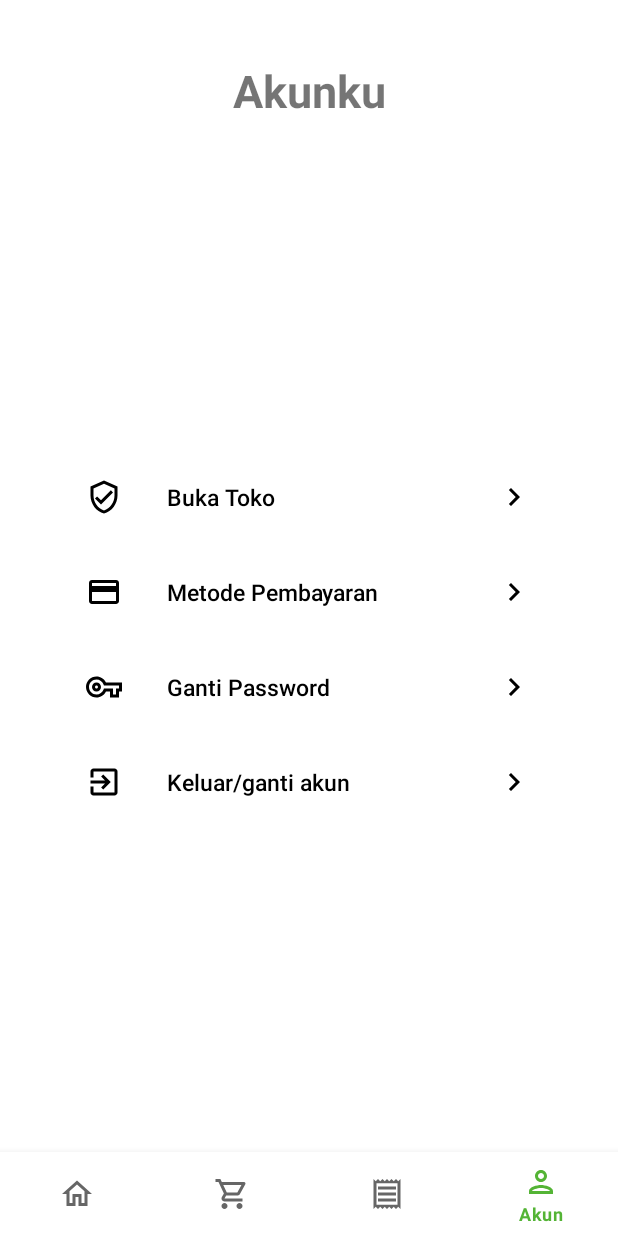
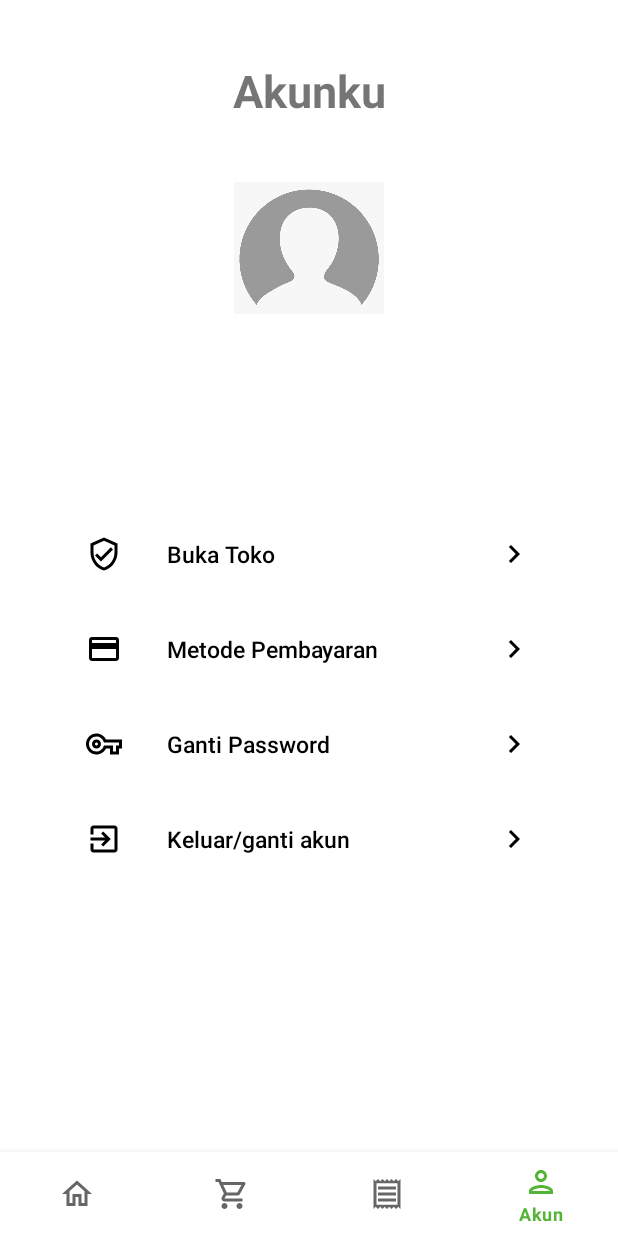
Before and after one commit to haniifac/CapstonePesaing_Revisited, an Android app: the AccountFragment screen opened through its navigation route, on a phone screen of 412 x 824 dp. Run offline under Robolectric (Android 15) with nearby library versions, the light colour scheme and no system bars; our stand-ins replace Firebase (no records; nobody signed in at launch, a user with empty details on screens opened directly), navigation-ui.

Commit message:
create toko fragment added

```diff
--- a/app/src/main/java/com/haniifac/capstonepesaing_revisited/app/ui/account/AccountFragment.kt
+++ b/app/src/main/java/com/haniifac/capstonepesaing_revisited/app/ui/account/AccountFragment.kt
@@ -6,6 +6,7 @@ import android.view.LayoutInflater
 import android.view.View
 import android.view.ViewGroup
 import androidx.navigation.fragment.findNavController
+import com.bumptech.glide.Glide
 import com.google.firebase.auth.FirebaseAuth
 import com.haniifac.capstonepesaing_revisited.R
 import com.haniifac.capstonepesaing_revisited.databinding.FragmentAccountBinding
@@ -29,9 +30,15 @@ class AccountFragment : Fragment() {
         super.onViewCreated(view, savedInstanceState)
         mAuth = FirebaseAuth.getInstance()
 
+        binding.tvNameAccount.text = mAuth.currentUser?.displayName
+
         binding.btnLogoutProfile.setOnClickListener {
             mAuth.signOut()
             findNavController().navigate(R.id.action_accountFragment_to_loginFragment)
+        }
+
+        binding.btnOpenStore.setOnClickListener {
+            findNavController().navigate(R.id.action_accountFragment_to_createTokoFragment)
         }
     }
 
--- /dev/null
+++ b/app/src/main/res/drawable/ic_outline_location_24.xml
@@ -0,0 +1,6 @@
+<vector android:height="24dp" android:tint="#000000"
+    android:viewportHeight="24" android:viewportWidth="24"
+    android:width="24dp" xmlns:android="http://schemas.android.com/apk/res/android">
+    <path android:fillColor="@android:color/white" android:pathData="M12,2C8.13,2 5,5.13 5,9c0,5.25 7,13 7,13s7,-7.75 7,-13c0,-3.87 -3.13,-7 -7,-7zM7,9c0,-2.76 2.24,-5 5,-5s5,2.24 5,5c0,2.88 -2.88,7.19 -5,9.88C9.92,16.21 7,11.85 7,9z"/>
+    <path android:fillColor="@android:color/white" android:pathData="M12,9m-2.5,0a2.5,2.5 0,1 1,5 0a2.5,2.5 0,1 1,-5 0"/>
+</vector>
--- /dev/null
+++ b/app/src/main/res/drawable/ic_outline_store_24.xml
@@ -0,0 +1,5 @@
+<vector android:height="24dp" android:tint="#000000"
+    android:viewportHeight="24" android:viewportWidth="24"
+    android:width="24dp" xmlns:android="http://schemas.android.com/apk/res/android">
+    <path android:fillColor="@android:color/white" android:pathData="M18.36,9l0.6,3L5.04,12l0.6,-3h12.72M20,4L4,4v2h16L20,4zM20,7L4,7l-1,5v2h1v6h10v-6h4v6h2v-6h1v-2l-1,-5zM6,18v-4h6v4L6,18z"/>
+</vector>
--- a/app/src/main/res/layout/fragment_account.xml
+++ b/app/src/main/res/layout/fragment_account.xml
@@ -18,83 +18,98 @@
         app:layout_constraintStart_toStartOf="parent"
         app:layout_constraintTop_toTopOf="parent" />
 
+    <ImageView
+        android:id="@+id/img_foto_account"
+        android:layout_width="100dp"
+        android:layout_height="100dp"
+        app:layout_constraintTop_toBottomOf="@id/guideline_account"
+        app:layout_constraintStart_toStartOf="@id/guideline_left"
+        app:layout_constraintEnd_toEndOf="@id/guideline_right"
+        android:src="@drawable/blank_avatar"/>
+
+    <TextView
+        android:id="@+id/tv_name_account"
+        android:layout_width="wrap_content"
+        android:layout_height="wrap_content"
+        android:layout_marginTop="20dp"
+        app:layout_constraintStart_toStartOf="@id/guideline_left"
+        app:layout_constraintEnd_toEndOf="@id/guideline_right"
+        app:layout_constraintTop_toBottomOf="@id/img_foto_account"
+        android:text="@string/nama_akun"
+        android:textSize="18sp"
+        android:textColor="@color/black"
+        android:textStyle="bold"/>
+
     <com.google.android.material.button.MaterialButton
+        android:id="@+id/btn_open_store"
         style="?android:borderlessButtonStyle"
-        android:id="@+id/btn_open_store"
         android:layout_width="0dp"
         android:layout_height="wrap_content"
-        android:text="@string/open_store"
-        android:textColor="@color/black"
-        android:textAllCaps="false"
-        android:textSize="15sp"
-        android:textAlignment="textStart"
         android:drawableLeft="@drawable/ic_outline_verified_user_24"
         android:drawableRight="@drawable/ic_baseline_keyboard_arrow_right_24"
+        android:text="@string/open_store"
+        android:textAlignment="textStart"
+        android:textAllCaps="false"
+        android:textColor="@color/black"
+        android:textSize="15sp"
         app:iconPadding="30dp"
         app:layout_constraintEnd_toEndOf="@id/guideline_right"
         app:layout_constraintStart_toStartOf="@id/guideline_left"
-        app:layout_constraintTop_toBottomOf="@id/guideline4"/>
+        app:layout_constraintTop_toBottomOf="@id/guideline4" />
 
     <com.google.android.material.button.MaterialButton
+        android:id="@+id/payment_method"
         style="?android:borderlessButtonStyle"
-        android:id="@+id/payment_method"
         android:layout_width="0dp"
         android:layout_height="wrap_content"
         android:layout_marginTop="15dp"
         android:drawableLeft="@drawable/ic_outline_credit_card_24"
         android:drawableRight="@drawable/ic_baseline_keyboard_arrow_right_24"
         android:text="@string/payment_method"
+        android:textAlignment="textStart"
         android:textAllCaps="false"
         android:textColor="@color/black"
         android:textSize="15sp"
-        android:textAlignment="textStart"
         app:iconPadding="30dp"
         app:layout_constraintEnd_toEndOf="@id/guideline_right"
         app:layout_constraintStart_toStartOf="@id/guideline_left"
         app:layout_constraintTop_toBottomOf="@id/btn_open_store" />
 
     <com.google.android.material.button.MaterialButton
+        android:id="@+id/btn_change_pass"
         style="?android:borderlessButtonStyle"
-        android:id="@+id/btn_change_pass"
         android:layout_width="0dp"
         android:layout_height="wrap_content"
         android:layout_marginTop="15dp"
-        android:text="@string/change_password"
-        android:textColor="@color/black"
-        android:textAllCaps="false"
-        android:textSize="15sp"
-        android:textAlignment="textStart"
-        app:iconPadding="30dp"
         android:drawableLeft="@drawable/ic_outline_key_24"
         android:drawableRight="@drawable/ic_baseline_keyboard_arrow_right_24"
+        android:text="@string/change_password"
+        android:textAlignment="textStart"
+        android:textAllCaps="false"
+        android:textColor="@color/black"
+        android:textSize="15sp"
+        app:iconPadding="30dp"
         app:layout_constraintEnd_toEndOf="@id/guideline_right"
         app:layout_constraintStart_toStartOf="@id/guideline_left"
         app:layout_constraintTop_toBottomOf="@id/payment_method" />
 
     <com.google.android.material.button.MaterialButton
+        android:id="@+id/btn_logout_profile"
         style="?android:borderlessButtonStyle"
-        android:id="@+id/btn_logout_profile"
         android:layout_width="0dp"
         android:layout_height="wrap_content"
         android:layout_marginTop="15dp"
-        android:text="@string/logout_profile"
-        android:textColor="@color/black"
-        android:textAllCaps="false"
-        android:textSize="15sp"
-        android:textAlignment="textStart"
-        app:iconPadding="30dp"
         android:drawableLeft="@drawable/ic_baseline_exit_to_app_24"
         android:drawableRight="@drawable/ic_baseline_keyboard_arrow_right_24"
+        android:text="@string/logout_profile"
+        android:textAlignment="textStart"
+        android:textAllCaps="false"
+        android:textColor="@color/black"
+        android:textSize="15sp"
+        app:iconPadding="30dp"
         app:layout_constraintEnd_toEndOf="@id/guideline_right"
         app:layout_constraintStart_toStartOf="@id/guideline_left"
         app:layout_constraintTop_toBottomOf="@id/btn_change_pass" />
-
-    <androidx.constraintlayout.widget.Guideline
-        android:id="@+id/guideline4"
-        android:layout_width="wrap_content"
-        android:layout_height="wrap_content"
-        android:orientation="horizontal"
-        app:layout_constraintGuide_percent="0.4" />
 
     <androidx.constraintlayout.widget.Guideline
         android:id="@+id/guideline_left"
@@ -110,5 +125,19 @@
         android:orientation="vertical"
         app:layout_constraintGuide_percent="0.9" />
 
+    <androidx.constraintlayout.widget.Guideline
+        android:id="@+id/guideline_account"
+        android:layout_width="wrap_content"
+        android:layout_height="wrap_content"
+        android:orientation="horizontal"
+        app:layout_constraintGuide_percent="0.15" />
+
+    <androidx.constraintlayout.widget.Guideline
+        android:id="@+id/guideline4"
+        android:layout_width="wrap_content"
+        android:layout_height="wrap_content"
+        android:orientation="horizontal"
+        app:layout_constraintGuide_percent="0.45" />
+
 
 </androidx.constraintlayout.widget.ConstraintLayout>
--- a/app/src/main/res/navigation/main_navigation.xml
+++ b/app/src/main/res/navigation/main_navigation.xml
@@ -72,6 +72,12 @@
             app:destination="@id/loginFragment"
             app:popUpTo="@id/homeUserFragment"
             app:popUpToInclusive="true" />
+        <action
+            android:id="@+id/action_accountFragment_to_tokoPanelFragment"
+            app:destination="@id/tokoPanelFragment" />
+        <action
+            android:id="@+id/action_accountFragment_to_createTokoFragment"
+            app:destination="@id/createTokoFragment" />
     </fragment>
     <fragment
         android:id="@+id/tokoMapsFragment"
@@ -96,4 +102,18 @@
             android:id="@+id/action_bottomSheetMapFragment_to_detailTokoFragment"
             app:destination="@id/detailTokoFragment" />
     </dialog>
+    <fragment
+        android:id="@+id/tokoPanelFragment"
+        android:name="com.haniifac.capstonepesaing_revisited.app.ui.tokopanel.TokoPanelFragment"
+        android:label="fragment_toko_panel"
+        tools:layout="@layout/fragment_toko_panel" />
+    <fragment
+        android:id="@+id/createTokoFragment"
+        android:name="com.haniifac.capstonepesaing_revisited.app.ui.tokopanel.CreateTokoFragment"
+        android:label="fragment_create_toko"
+        tools:layout="@layout/fragment_create_toko" >
+        <action
+            android:id="@+id/action_createTokoFragment_to_tokoPanelFragment"
+            app:destination="@id/tokoPanelFragment" />
+    </fragment>
 </navigation>
--- a/app/src/main/res/values/strings.xml
+++ b/app/src/main/res/values/strings.xml
@@ -65,4 +65,9 @@
     <string name="jumlah_stok">Jumlah Stok</string>
     <string name="stok_jumlah">Stok Jumlah</string>
     <string name="harga">Rp</string>
+    <string name="nama_akun">Nama Akun</string>
+    <string name="buat_toko_baru">Buat Toko Baru</string>
+    <string name="buat_toko">Buat Toko</string>
+    <string name="latitude">Latitude</string>
+    <string name="longitude">Longitude</string>
 </resources>
```
Also changed, not shown: app/src/main/java/com/haniifac/capstonepesaing_revisited/app/ui/register/RegisterFragment.kt (+40 -2 lines), app/src/main/java/com/haniifac/capstonepesaing_revisited/app/ui/tokopanel/CreateTokoFragment.kt (added, +32 -0 lines), app/src/main/java/com/haniifac/capstonepesaing_revisited/app/ui/tokopanel/TokoPanelFragment.kt (added, +35 -0 lines), app/src/main/res/layout/fragment_create_toko.xml (added, +126 -0 lines), app/src/main/res/layout/fragment_toko_panel.xml (added, +14 -0 lines), app/src/main/res/drawable-mdpi/blank_avatar.png (added).
